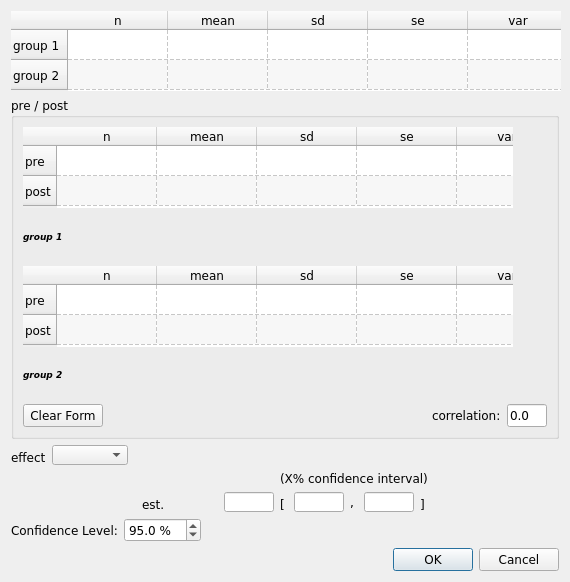
bwallace/OpenMeta-analyst-, file continuous_data_form.ui: the form before one commit.
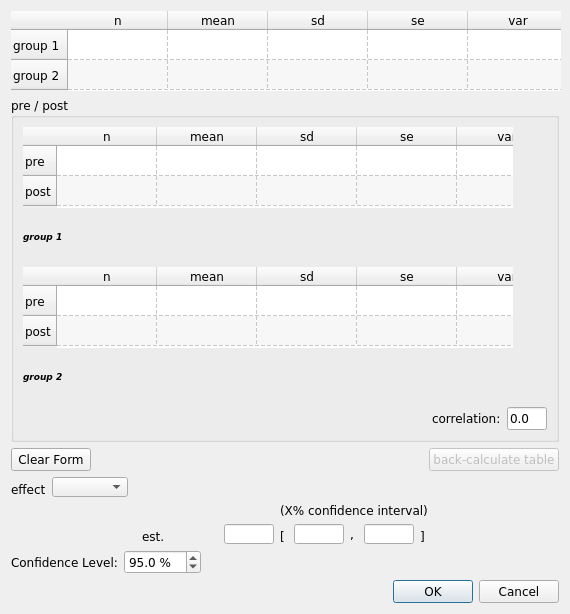
The form after the commit. Icons and pictures are not drawn.

Commit message: cont back calculation for MD working

Patch:
```diff
--- a/continuous_data_form.ui
+++ b/continuous_data_form.ui
@@ -7,7 +7,7 @@
     <x>0</x>
     <y>0</y>
     <width>570</width>
-    <height>582</height>
+    <height>614</height>
    </rect>
   </property>
   <property name="minimumSize">
@@ -351,13 +351,6 @@
       </item>
       <item>
        <layout class="QHBoxLayout" name="horizontalLayout_3">
-        <item>
-         <widget class="QPushButton" name="clear_Btn">
-          <property name="text">
-           <string>Clear Form</string>
-          </property>
-         </widget>
-        </item>
         <item>
          <spacer name="horizontalSpacer_3">
           <property name="orientation">
@@ -402,6 +395,40 @@
      </layout>
     </widget>
    </item>
+   <item>
+    <layout class="QHBoxLayout" name="horizontalLayout_6">
+     <item>
+      <widget class="QPushButton" name="clear_Btn">
+       <property name="text">
+        <string>Clear Form</string>
+       </property>
+      </widget>
+     </item>
+     <item>
+      <spacer name="horizontalSpacer_6">
+       <property name="orientation">
+        <enum>Qt::Horizontal</enum>
+       </property>
+       <property name="sizeHint" stdset="0">
+        <size>
+         <width>108</width>
+         <height>18</height>
+        </size>
+       </property>
+      </spacer>
+     </item>
+     <item>
+      <widget class="QPushButton" name="back_calc_btn">
+       <property name="enabled">
+        <bool>false</bool>
+       </property>
+       <property name="text">
+        <string>back-calculate table</string>
+       </property>
+      </widget>
+     </item>
+    </layout>
+   </item>
    <item>
     <layout class="QHBoxLayout" name="horizontalLayout_2">
      <item>
```
The commit also changes 9 other files.
